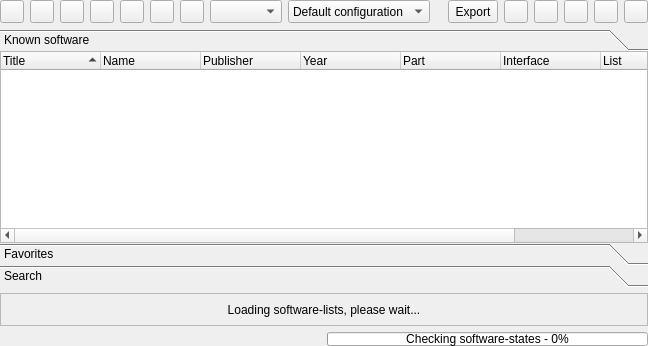
Above: softwarelist.ui from qmc2/qmc2-mame-fe before the change. Below: the same form after it.
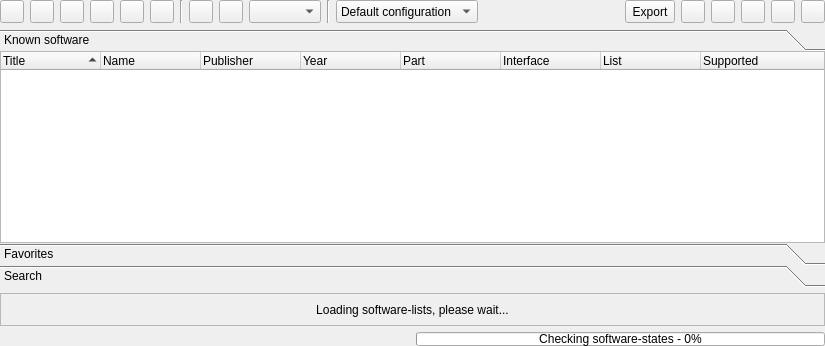
That is the form after the change. Icons and pictures are not drawn.

Commit message: new: software-lists: added optional automatic adjustment of the emulator's "-statename" parameter for easier state-file separation

```diff
--- a/softwarelist.ui
+++ b/softwarelist.ui
@@ -7,7 +7,7 @@
    <rect>
     <x>0</x>
     <y>0</y>
-    <width>648</width>
+    <width>825</width>
     <height>346</height>
    </rect>
   </property>
@@ -89,29 +89,6 @@
        </property>
       </widget>
      </item>
-     <item>
-      <widget class="QToolButton" name="toolButtonToggleSnapnameAdjustment">
-       <property name="sizePolicy">
-        <sizepolicy hsizetype="Fixed" vsizetype="Minimum">
-         <horstretch>0</horstretch>
-         <verstretch>0</verstretch>
-        </sizepolicy>
-       </property>
-       <property name="toolTip">
-        <string>Toggle automatic adjustment of the snapname parameter (hold down for menu)</string>
-       </property>
-       <property name="statusTip">
-        <string>Toggle automatic adjustment of the snapname parameter (hold down for menu)</string>
-       </property>
-       <property name="icon">
-        <iconset resource="qmc2.qrc">
-         <normaloff>:/data/img/camera.png</normaloff>:/data/img/camera.png</iconset>
-       </property>
-       <property name="checkable">
-        <bool>true</bool>
-       </property>
-      </widget>
-     </item>
      <item>
       <widget class="QToolButton" name="toolButtonSoftwareStates">
        <property name="sizePolicy">
@@ -175,6 +152,59 @@
        </property>
       </widget>
      </item>
+     <item>
+      <widget class="Line" name="line">
+       <property name="orientation">
+        <enum>Qt::Vertical</enum>
+       </property>
+      </widget>
+     </item>
+     <item>
+      <widget class="QToolButton" name="toolButtonToggleSnapnameAdjustment">
+       <property name="sizePolicy">
+        <sizepolicy hsizetype="Fixed" vsizetype="Minimum">
+         <horstretch>0</horstretch>
+         <verstretch>0</verstretch>
+        </sizepolicy>
+       </property>
+       <property name="toolTip">
+        <string>Toggle automatic adjustment of the snapname parameter (hold down for menu)</string>
+       </property>
+       <property name="statusTip">
+        <string>Toggle automatic adjustment of the snapname parameter (hold down for menu)</string>
+       </property>
+       <property name="icon">
+        <iconset resource="qmc2.qrc">
+         <normaloff>:/data/img/camera.png</normaloff>:/data/img/camera.png</iconset>
+       </property>
+       <property name="checkable">
+        <bool>true</bool>
+       </property>
+      </widget>
+     </item>
+     <item>
+      <widget class="QToolButton" name="toolButtonToggleStatenameAdjustment">
+       <property name="sizePolicy">
+        <sizepolicy hsizetype="Fixed" vsizetype="Minimum">
+         <horstretch>0</horstretch>
+         <verstretch>0</verstretch>
+        </sizepolicy>
+       </property>
+       <property name="toolTip">
+        <string>Toggle automatic adjustment of the statename parameter (hold down for menu)</string>
+       </property>
+       <property name="statusTip">
+        <string>Toggle automatic adjustment of the statename parameter (hold down for menu)</string>
+       </property>
+       <property name="icon">
+        <iconset resource="qmc2.qrc">
+         <normaloff>:/data/img/checkpoint.png</normaloff>:/data/img/checkpoint.png</iconset>
+       </property>
+       <property name="checkable">
+        <bool>true</bool>
+       </property>
+      </widget>
+     </item>
      <item>
       <widget class="QComboBox" name="comboBoxSnapnameDevice">
        <property name="sizePolicy">
@@ -187,7 +217,14 @@
         <string>Select the software for which the snapname should be adjusted</string>
        </property>
        <property name="statusTip">
-        <string>Select the software for which the snapname should be adjusted</string>
+        <string>Select the software for which the snapname and/or statename should be adjusted</string>
+       </property>
+      </widget>
+     </item>
+     <item>
+      <widget class="Line" name="line_2">
+       <property name="orientation">
+        <enum>Qt::Vertical</enum>
        </property>
       </widget>
      </item>
@@ -363,8 +400,8 @@
        <rect>
         <x>0</x>
         <y>0</y>
-        <width>638</width>
-        <height>192</height>
+        <width>825</width>
+        <height>186</height>
        </rect>
       </property>
       <attribute name="icon">
```
Left out of the diff: 11 changed lines with no effect on the pictures. The commit also changes 18 other files.
